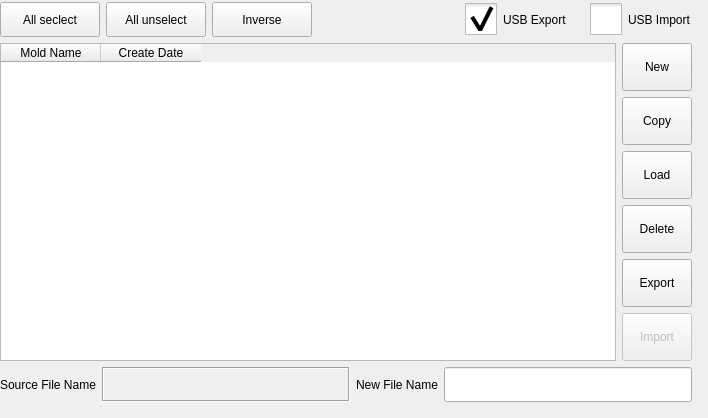
This is function_settings/moldinformation.ui in dongdong-2009/3-5AxisRobot as Qt 5 draws it before an edit. The edited form follows.
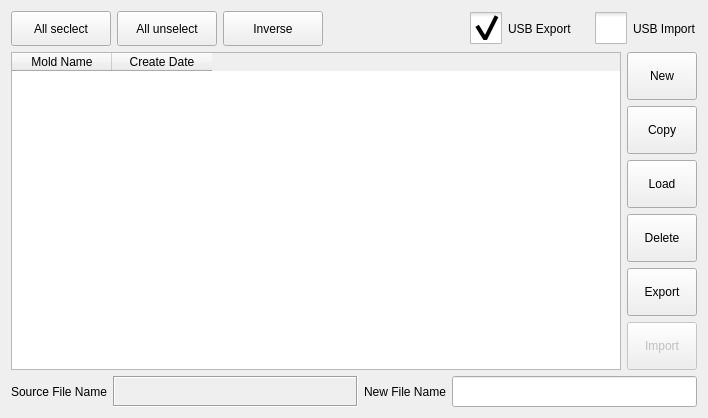
This is the edited form. Icons and pictures are not drawn. Custom widgets are drawn as their Qt base class.

Commit message: Add a messagebox of poweroff in the interface of icinitialframe

Patch:
```diff
--- a/function_settings/moldinformation.ui
+++ b/function_settings/moldinformation.ui
@@ -56,17 +56,8 @@
   <property name="frameShadow">
    <enum>QFrame::Plain</enum>
   </property>
-  <widget class="QWidget" name="">
-   <property name="geometry">
-    <rect>
-     <x>0</x>
-     <y>2</y>
-     <width>692</width>
-     <height>400</height>
-    </rect>
-   </property>
-   <layout class="QGridLayout" name="gridLayout">
-    <item row="0" column="0" colspan="4">
+  <layout class="QVBoxLayout" name="verticalLayout_2">
+   <item>
      <layout class="QHBoxLayout" name="horizontalLayout">
       <item>
        <widget class="QToolButton" name="allToolButton">
@@ -232,8 +223,8 @@
       </item>
      </layout>
     </item>
-    <item row="1" column="0" colspan="4">
-     <layout class="QHBoxLayout" name="horizontalLayout_2">
+   <item>
+    <layout class="QHBoxLayout" name="horizontalLayout_3">
       <item>
        <widget class="ICTableWidget" name="informationTableWidget">
         <property name="sizePolicy">
@@ -434,7 +425,9 @@
       </item>
      </layout>
     </item>
-    <item row="2" column="0">
+   <item>
+    <layout class="QHBoxLayout" name="horizontalLayout_2">
+     <item>
      <widget class="QLabel" name="label">
       <property name="sizePolicy">
        <sizepolicy hsizetype="Maximum" vsizetype="Preferred">
@@ -459,7 +452,7 @@
       </property>
      </widget>
     </item>
-    <item row="2" column="1">
+     <item>
      <widget class="QLabel" name="sourceFileNameLabel">
       <property name="sizePolicy">
        <sizepolicy hsizetype="Preferred" vsizetype="Preferred">
@@ -478,7 +471,7 @@
       </property>
      </widget>
     </item>
-    <item row="2" column="2">
+     <item>
      <widget class="QLabel" name="destinationFileNameLabel">
       <property name="sizePolicy">
        <sizepolicy hsizetype="Maximum" vsizetype="Preferred">
@@ -494,7 +487,7 @@
       </property>
      </widget>
     </item>
-    <item row="2" column="3">
+     <item>
      <widget class="ICLineEditWithVirtualKeyboard" name="destinationFileLineEdit">
       <property name="sizePolicy">
        <sizepolicy hsizetype="Preferred" vsizetype="Preferred">
@@ -508,19 +501,20 @@
      </widget>
     </item>
    </layout>
-  </widget>
+   </item>
+  </layout>
  </widget>
  <customwidgets>
-  <customwidget>
-   <class>ICLineEditWithVirtualKeyboard</class>
-   <extends>QLineEdit</extends>
-   <header>iclineeditwithvirtualkeyboard.h</header>
-  </customwidget>
   <customwidget>
    <class>ICTableWidget</class>
    <extends>QTableWidget</extends>
    <header>ictablewidget.h</header>
   </customwidget>
+  <customwidget>
+   <class>ICLineEditWithVirtualKeyboard</class>
+   <extends>QLineEdit</extends>
+   <header>iclineeditwithvirtualkeyboard.h</header>
+  </customwidget>
  </customwidgets>
  <resources/>
  <connections/>
```
Lines whose indentation alone changed are shown as unchanged. The commit also changes 1 other file.
